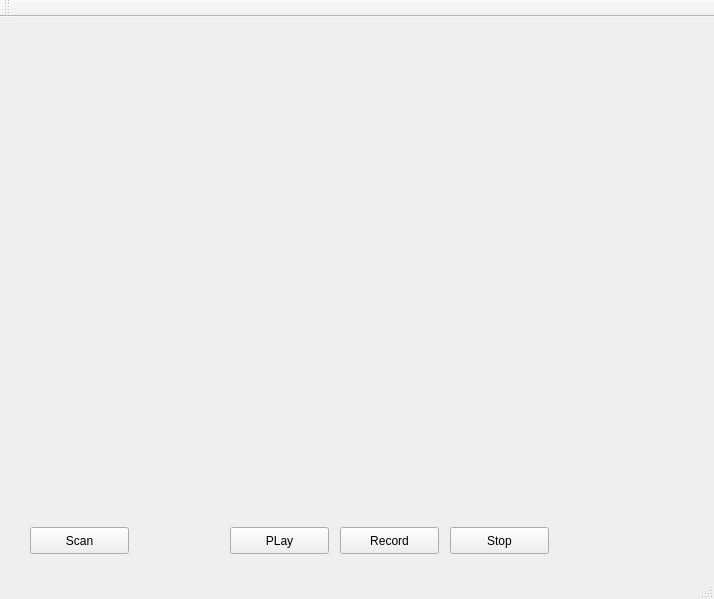
Before: the Qt Designer form client/RaspiCamClient/raspcammw.ui in tlhc/RaspiCam, drawn with Qt 5.
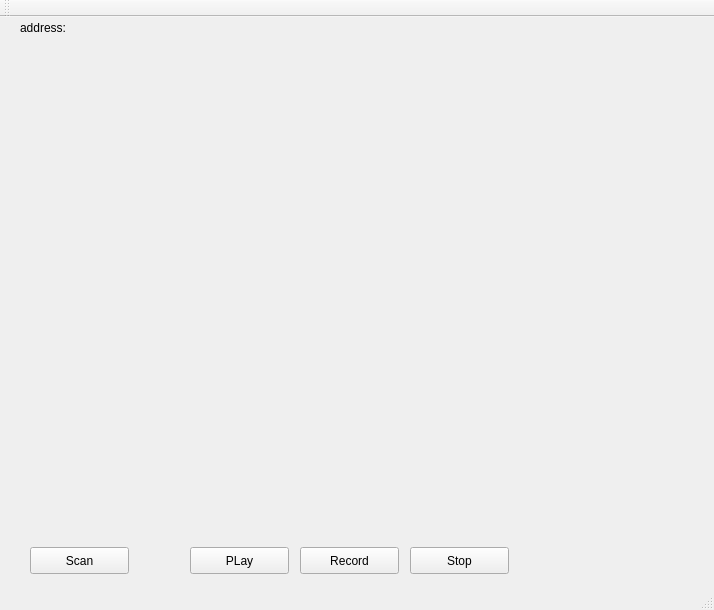
After: the same form once the commit is applied.

```diff
--- a/client/RaspiCamClient/raspcammw.ui
+++ b/client/RaspiCamClient/raspcammw.ui
@@ -7,7 +7,7 @@
     <x>0</x>
     <y>0</y>
     <width>714</width>
-    <height>599</height>
+    <height>610</height>
    </rect>
   </property>
   <property name="windowTitle">
@@ -18,7 +18,7 @@
     <property name="geometry">
      <rect>
       <x>10</x>
-      <y>0</y>
+      <y>20</y>
       <width>691</width>
       <height>491</height>
      </rect>
@@ -28,7 +28,7 @@
     <property name="geometry">
      <rect>
       <x>30</x>
-      <y>510</y>
+      <y>530</y>
       <width>99</width>
       <height>27</height>
      </rect>
@@ -40,8 +40,8 @@
    <widget class="QPushButton" name="btnStart">
     <property name="geometry">
      <rect>
-      <x>230</x>
-      <y>510</y>
+      <x>190</x>
+      <y>530</y>
       <width>99</width>
       <height>27</height>
      </rect>
@@ -53,8 +53,8 @@
    <widget class="QPushButton" name="btnStop">
     <property name="geometry">
      <rect>
-      <x>450</x>
-      <y>510</y>
+      <x>410</x>
+      <y>530</y>
       <width>99</width>
       <height>27</height>
      </rect>
@@ -66,8 +66,8 @@
    <widget class="QPushButton" name="btnRecord">
     <property name="geometry">
      <rect>
-      <x>340</x>
-      <y>510</y>
+      <x>300</x>
+      <y>530</y>
       <width>99</width>
       <height>27</height>
      </rect>
@@ -76,6 +76,19 @@
      <string>Record</string>
     </property>
    </widget>
+   <widget class="QLabel" name="lbl_address">
+    <property name="geometry">
+     <rect>
+      <x>20</x>
+      <y>0</y>
+      <width>301</width>
+      <height>21</height>
+     </rect>
+    </property>
+    <property name="text">
+     <string>address:</string>
+    </property>
+   </widget>
   </widget>
   <widget class="QMenuBar" name="menuBar">
    <property name="geometry">
```
